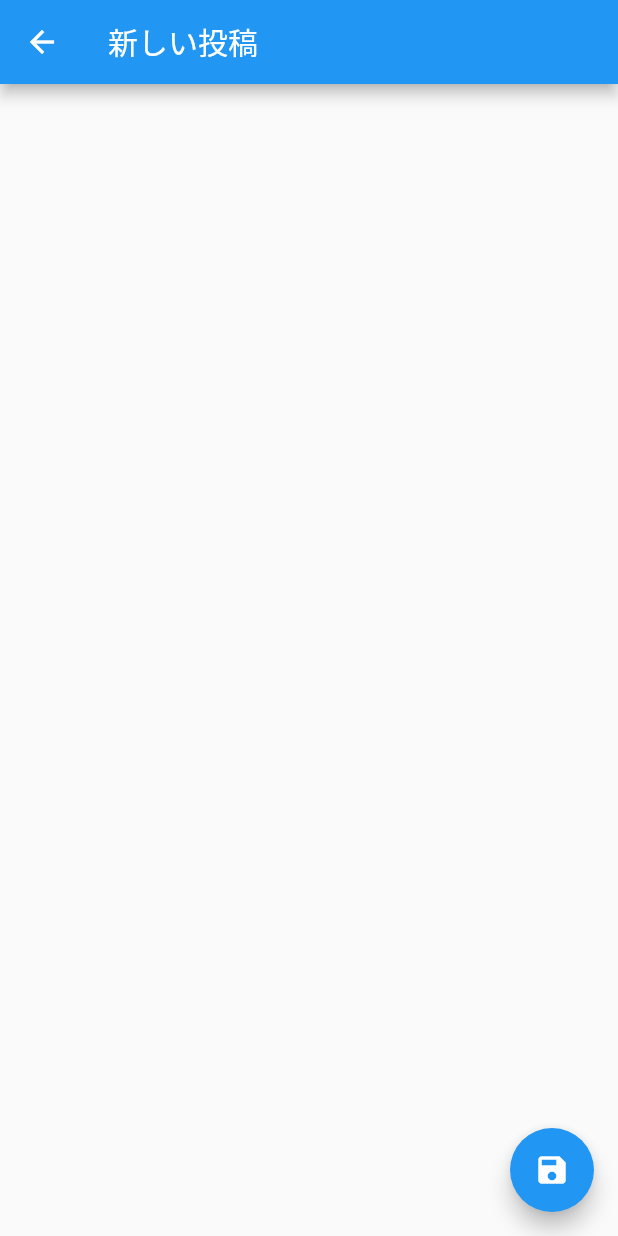
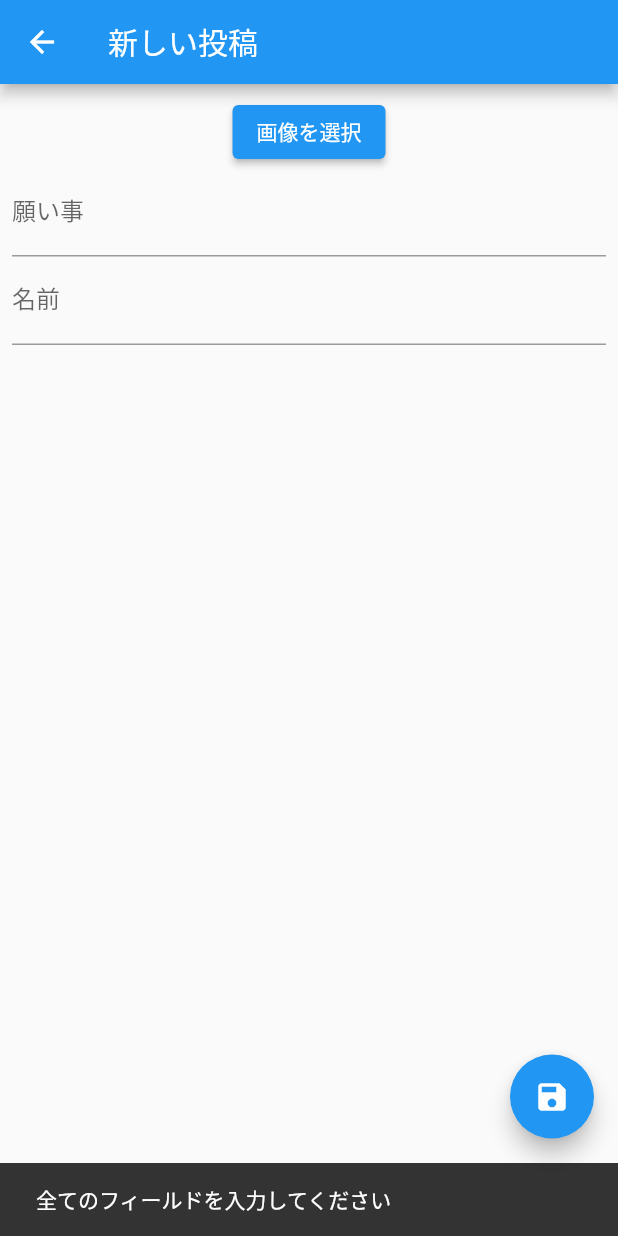
Before and after one commit to sugijotaro/dream_comes_true, a Flutter app: the NewPostPage screen opened directly, after a tap on the "save" icon, on a phone screen of 412 x 824 dp. Run offline on Flutter 3.47's test engine with Material 2 defaults, Android fonts, the phone set to English and light mode, and no system bars; our stand-ins replace cloud_firestore, firebase_core, firebase_storage; missing offline and left inert: image_picker_web; accounts and stored records are empty; statements that could not run were skipped.

Commit message:
投稿可能にした

```diff
--- /dev/null
+++ b/lib/viewmodels/new_post_viewmodel.dart
@@ -0,0 +1,10 @@
+import 'package:dream_comes_true/models/post.dart';
+import 'package:dream_comes_true/services/firebase_service.dart';
+
+class NewPostViewModel {
+  final FirebaseService _firebaseService = FirebaseService();
+
+  Future<void> uploadPost(Post post) async {
+    await _firebaseService.addPost(post);
+  }
+}
--- a/lib/views/home_page.dart
+++ b/lib/views/home_page.dart
@@ -2,6 +2,7 @@ import 'package:flutter/material.dart';
 import 'package:dream_comes_true/viewmodels/home_viewmodel.dart';
 import 'package:dream_comes_true/widgets/post_list_item.dart';
 import 'package:dream_comes_true/models/post.dart';
+import 'package:dream_comes_true/views/new_post_page.dart';
 
 class HomePage extends StatefulWidget {
   @override
@@ -48,7 +49,10 @@ class _HomePageState extends State<HomePage> {
       ),
       floatingActionButton: FloatingActionButton(
         onPressed: () {
-          // 新しい投稿画面へ遷移
+          Navigator.push(
+            context,
+            MaterialPageRoute(builder: (context) => NewPostPage()),
+          );
         },
         child: Icon(Icons.add),
       ),
--- a/lib/views/new_post_page.dart
+++ b/lib/views/new_post_page.dart
@@ -1,5 +1,9 @@
+import 'package:dream_comes_true/models/post.dart';
 import 'package:flutter/material.dart';
-// import 'package:dream_comes_true/viewmodels/new_post_viewmodel.dart';
+import 'package:dream_comes_true/viewmodels/new_post_viewmodel.dart';
+import 'package:image_picker_web/image_picker_web.dart';
+import 'package:firebase_storage/firebase_storage.dart';
+import 'dart:typed_data';
 
 class NewPostPage extends StatefulWidget {
   @override
@@ -7,21 +11,84 @@ class NewPostPage extends StatefulWidget {
 }
 
 class _NewPostPageState extends State<NewPostPage> {
-  // late NewPostViewModel viewModel;
-  // ... 画像の選択やテキストフィールドのコントローラーなどのステート管理
+  late NewPostViewModel viewModel;
+  Uint8List? imageBytes;
+  TextEditingController wishController = TextEditingController();
+  TextEditingController memberNameController = TextEditingController();
+
+  @override
+  void initState() {
+    super.initState();
+    viewModel = NewPostViewModel();
+  }
+
+  Future<void> pickImage() async {
+    try {
+      Uint8List? pickedImageBytes = await ImagePickerWeb.getImageAsBytes();
+      if (pickedImageBytes != null) {
+        setState(() {
+          imageBytes = pickedImageBytes;
+        });
+      }
+    } catch (e) {
+      print(e);
+    }
+  }
 
   @override
   Widget build(BuildContext context) {
     return Scaffold(
       appBar: AppBar(title: Text("新しい投稿")),
-      body: Column(
-        children: [
-          // 画像アップロードボタンやテキストフィールドなどのUIコンポーネント
-        ],
+      body: Padding(
+        padding: const EdgeInsets.all(8.0),
+        child: Column(
+          children: [
+            ElevatedButton(
+              onPressed: pickImage,
+              child: Text('画像を選択'),
+            ),
+            if (imageBytes != null)
+              Image.memory(imageBytes!, width: 100, height: 100), // 画像のプレビュー
+            TextField(
+              controller: wishController,
+              decoration: InputDecoration(labelText: '願い事'),
+            ),
+            TextField(
+              controller: memberNameController,
+              decoration: InputDecoration(labelText: '名前'),
+            ),
+          ],
+        ),
       ),
       floatingActionButton: FloatingActionButton(
-        onPressed: () {
-          // ここで新しい投稿をFirebaseにアップロードするロジック
+        onPressed: () async {
+          if (imageBytes != null &&
+              wishController.text.isNotEmpty &&
+              memberNameController.text.isNotEmpty) {
+            var metadata = SettableMetadata(
+              contentType: "image/jpeg",
+            );
+            var uploadTask = FirebaseStorage.instance
+                .ref('posts_images/${DateTime.now().toIso8601String()}')
+                .putData(imageBytes!, metadata);
+            var snapshot = await uploadTask.whenComplete(() {});
+            var imageUrl = await snapshot.ref.getDownloadURL();
+
+            Post post = Post(
+              originalImageUrl: imageUrl,
+              wish: wishController.text,
+              memberName: memberNameController.text,
+              postedDate: DateTime.now(),
+              generatedImageUrl: '', // 仮
+            );
+
+            await viewModel.uploadPost(post);
+            Navigator.pop(context);
+          } else {
+            ScaffoldMessenger.of(context).showSnackBar(
+              SnackBar(content: Text('全てのフィールドを入力してください')),
+            );
+          }
         },
         child: Icon(Icons.save),
       ),
```
Also changed, not shown: lib/services/firebase_service.dart (+9 -1 lines).
